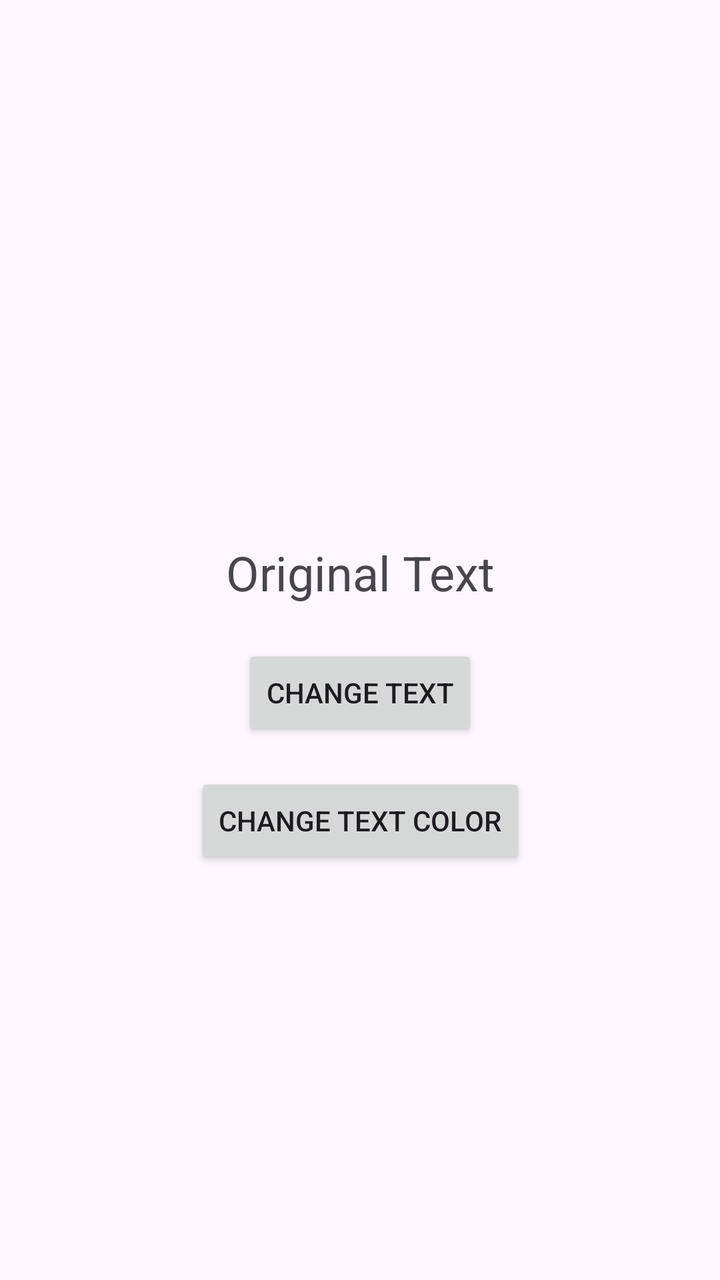
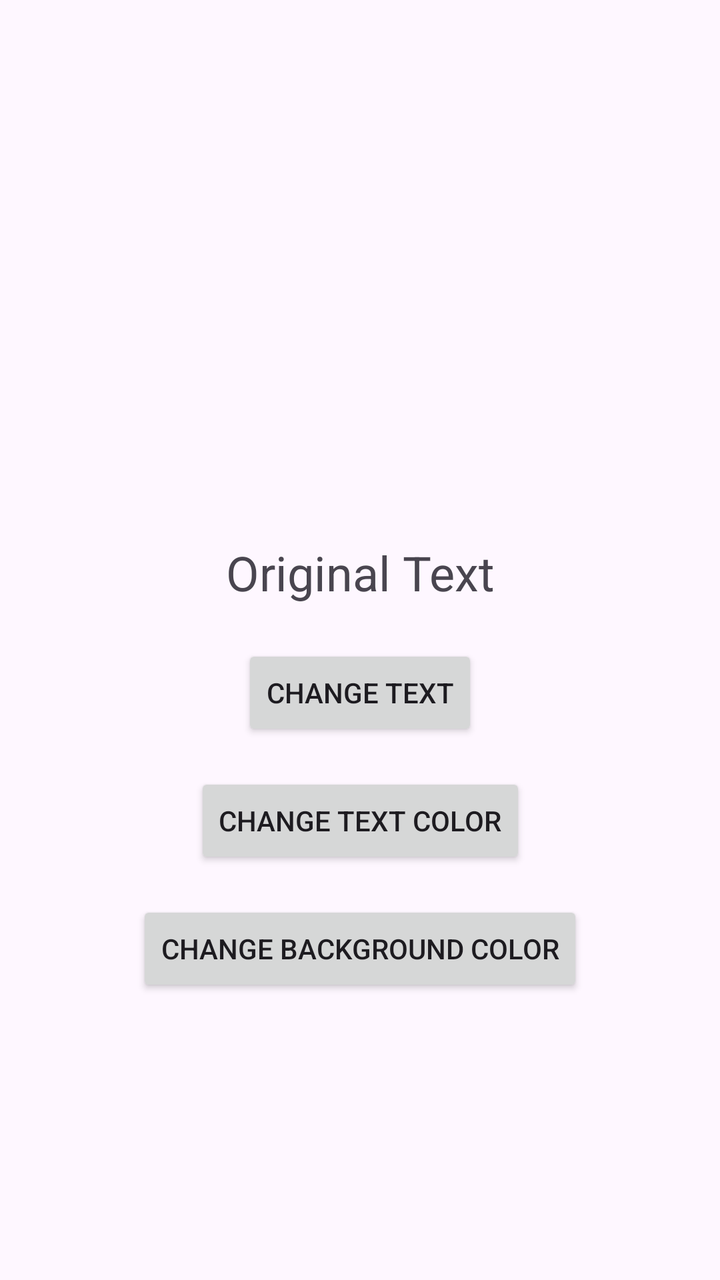

Compare the two renders of this Android layout. The source of the first and the diff that turns it into the second are given below.
<!-- AndroidManifest.xml: application theme Theme.MyApplication -->
<!-- res/layout/activity_main.xml -->
<?xml version="1.0" encoding="utf-8"?>
<androidx.constraintlayout.widget.ConstraintLayout
    xmlns:android="http://schemas.android.com/apk/res/android"
    xmlns:app="http://schemas.android.com/apk/res-auto"
    android:id="@+id/mainLayout"
    android:layout_width="match_parent"
    android:layout_height="match_parent">

    <TextView
        android:id="@+id/textView"
        android:layout_width="wrap_content"
        android:layout_height="wrap_content"
        android:text="Original Text"
        android:textSize="24sp"
        app:layout_constraintBottom_toTopOf="@+id/button1"
        app:layout_constraintEnd_toEndOf="parent"
        app:layout_constraintStart_toStartOf="parent"
        app:layout_constraintTop_toTopOf="parent"
        app:layout_constraintVertical_chainStyle="packed" />

    <Button
        android:id="@+id/button1"
        android:layout_width="wrap_content"
        android:layout_height="wrap_content"
        android:layout_marginTop="20dp"
        android:text="Change Text"
        app:layout_constraintBottom_toBottomOf="parent"
        app:layout_constraintEnd_toEndOf="parent"
        app:layout_constraintStart_toStartOf="parent"
        app:layout_constraintTop_toBottomOf="@+id/textView" />
    <Button
        android:id="@+id/buttonColor"
        android:layout_width="wrap_content"
        android:layout_height="wrap_content"
        android:layout_marginTop="16dp"
        android:text="Change Text Color"
        app:layout_constraintEnd_toEndOf="parent"
        app:layout_constraintStart_toStartOf="parent"
        app:layout_constraintTop_toBottomOf="@+id/button1" />

</androidx.constraintlayout.widget.ConstraintLayout>
<!-- resources referenced by this layout -->
<resources>
  <style name="Theme.MyApplication" parent="Base.Theme.MyApplication" />
  <style name="Base.Theme.MyApplication" parent="Theme.Material3.DayNight.NoActionBar">
          
          
      </style>
</resources>

<!-- the commit's change to res/layout/activity_main.xml (unified diff, before → after) -->
@@ -37,5 +37,14 @@
         app:layout_constraintEnd_toEndOf="parent"
         app:layout_constraintStart_toStartOf="parent"
         app:layout_constraintTop_toBottomOf="@+id/button1" />
+    <Button
+        android:id="@+id/buttonBgColor"
+        android:layout_width="wrap_content"
+        android:layout_height="wrap_content"
+        android:layout_marginTop="16dp"
+        android:text="Change Background Color"
+        app:layout_constraintEnd_toEndOf="parent"
+        app:layout_constraintStart_toStartOf="parent"
+        app:layout_constraintTop_toBottomOf="@+id/buttonColor" />
 
 </androidx.constraintlayout.widget.ConstraintLayout>
